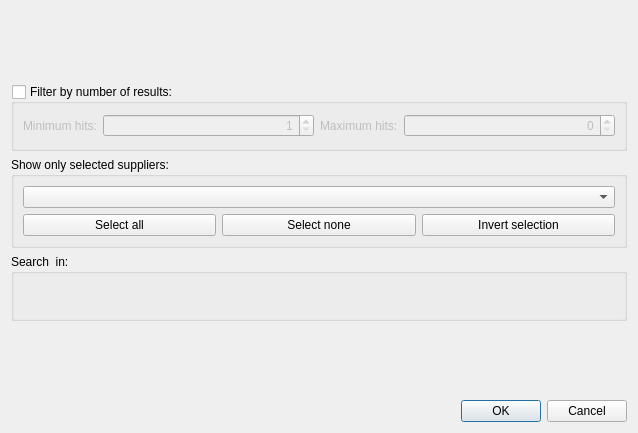
Qt form src/plugins/enzymes/src/FindEnzymesDialog.ui (violethaze74/ugene) before a commit.
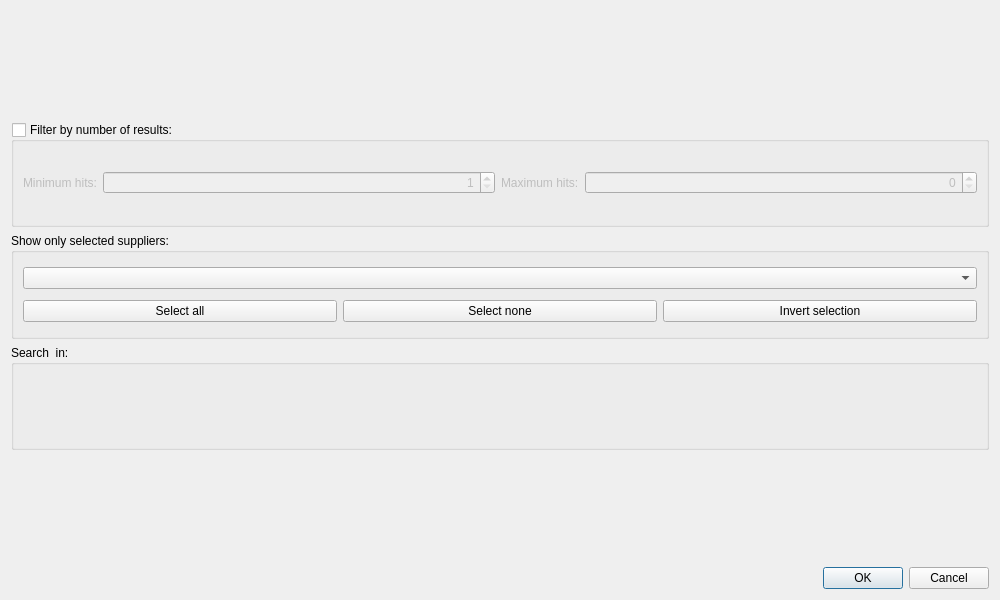
The same form after that commit. Custom widgets are drawn as their Qt base class.

The edit to the form file:
```diff
--- a/src/plugins/enzymes/src/FindEnzymesDialog.ui
+++ b/src/plugins/enzymes/src/FindEnzymesDialog.ui
@@ -9,8 +9,8 @@
    <rect>
     <x>0</x>
     <y>0</y>
-    <width>638</width>
-    <height>433</height>
+    <width>1000</width>
+    <height>600</height>
    </rect>
   </property>
   <property name="windowTitle">
```
